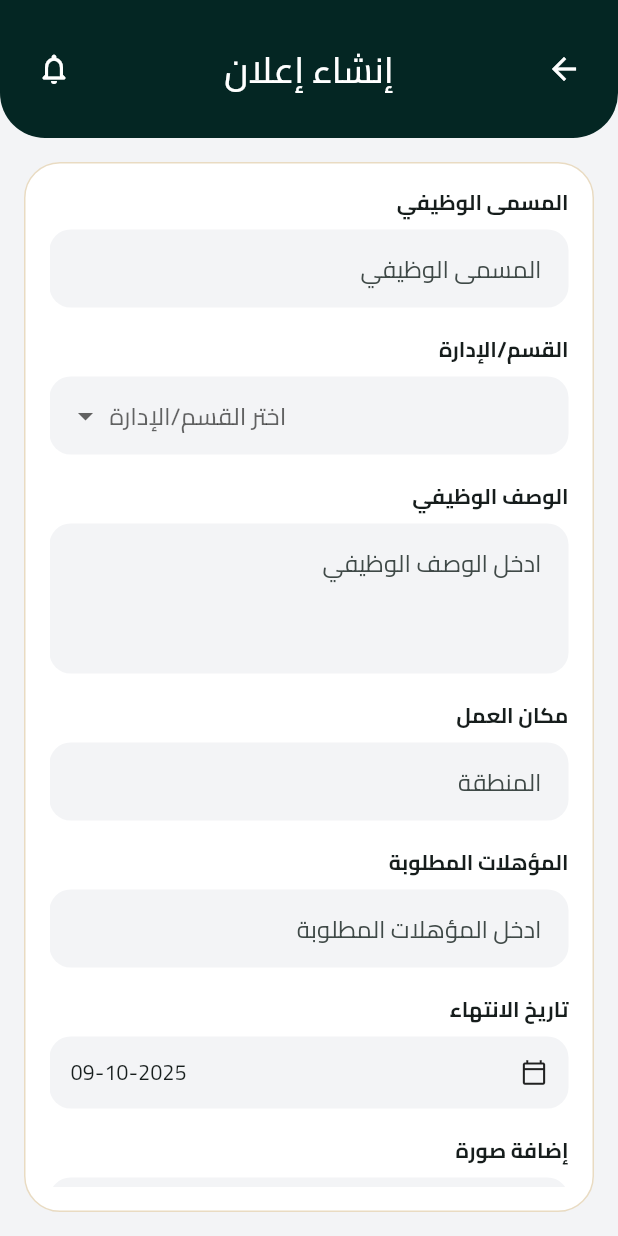
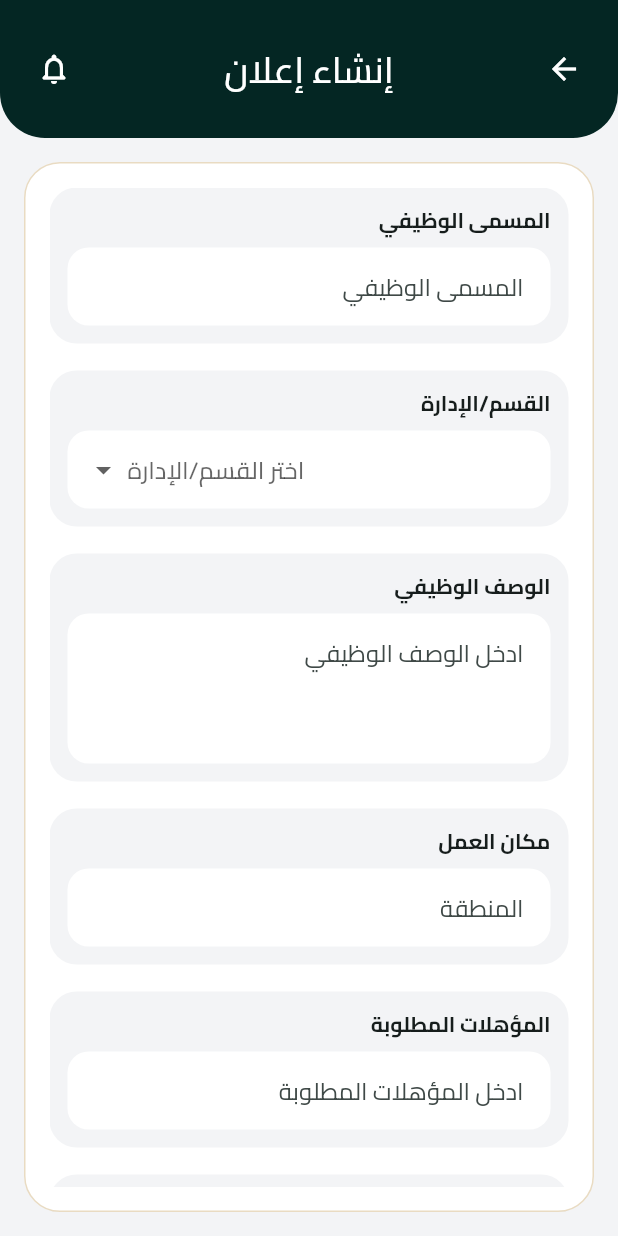
Before and after one commit to Abdullatif-Eida/wazifni_monir, a Flutter app: the screen it shows after launch, item 3 of the bottom bar chosen, after a tap on the "add" icon, on a phone screen of 412 x 824 dp. Run offline on Flutter 3.47's test engine with Material 3 defaults, Android fonts, the phone set to English and light mode, and no system bars; our stand-ins replace flutter_svg.

Commit message:
improve UI

```diff
--- a/lib/screens/create_job_screen.dart
+++ b/lib/screens/create_job_screen.dart
@@ -153,33 +153,31 @@ class _CreateJobScreenState extends State<CreateJobScreen> {
               ),
               const SizedBox(height: 8),
               Row(
+                mainAxisAlignment: MainAxisAlignment.spaceBetween,
                 children: [
-                  Expanded(
-                    child: ElevatedButton(
+                  ElevatedButton(
                     onPressed: () {},
                     style: ElevatedButton.styleFrom(
                       backgroundColor: AppColors.darkGreen,
                       foregroundColor: Colors.white,
-                        padding: const EdgeInsets.symmetric(vertical: 14),
+                      padding: const EdgeInsets.symmetric(
+                          horizontal: 28, vertical: 12),
                       shape: RoundedRectangleBorder(
-                          borderRadius: BorderRadius.circular(16),
+                        borderRadius: BorderRadius.circular(14),
                       ),
                     ),
                     child: const Text('تأكيد'),
                   ),
-                  ),
-                  const SizedBox(width: 12),
-                  Expanded(
-                    child: OutlinedButton(
+                  OutlinedButton(
                     onPressed: () => Navigator.of(context).maybePop(),
                     style: OutlinedButton.styleFrom(
-                        padding: const EdgeInsets.symmetric(vertical: 14),
+                      padding: const EdgeInsets.symmetric(
+                          horizontal: 20, vertical: 12),
                       shape: RoundedRectangleBorder(
-                          borderRadius: BorderRadius.circular(16),
+                        borderRadius: BorderRadius.circular(14),
                       ),
                     ),
                     child: const Text('إلغاء'),
-                    ),
                   ),
                 ],
               ),
@@ -210,7 +208,7 @@ class _CreateJobScreenState extends State<CreateJobScreen> {
     return InputDecoration(
       hintText: hint,
       filled: true,
-      fillColor: AppColors.background,
+      fillColor: Colors.white,
       border: OutlineInputBorder(
         borderRadius: BorderRadius.circular(14),
         borderSide: BorderSide.none,
@@ -229,8 +227,13 @@ class _FieldGroup extends StatelessWidget {
 
   @override
   Widget build(BuildContext context) {
-    return Padding(
-      padding: const EdgeInsets.only(bottom: 18),
+    return Container(
+      margin: const EdgeInsets.only(bottom: 18),
+      padding: const EdgeInsets.all(12),
+      decoration: BoxDecoration(
+        color: AppColors.background,
+        borderRadius: BorderRadius.circular(18),
+      ),
       child: Column(
         crossAxisAlignment: CrossAxisAlignment.start,
         children: [
@@ -263,7 +266,7 @@ class _TextInput extends StatelessWidget {
       decoration: InputDecoration(
         hintText: hint,
         filled: true,
-        fillColor: AppColors.background,
+        fillColor: Colors.white,
         border: OutlineInputBorder(
           borderRadius: BorderRadius.circular(14),
           borderSide: BorderSide.none,
--- a/lib/screens/home_screen.dart
+++ b/lib/screens/home_screen.dart
@@ -89,20 +89,56 @@ class HomeScreen extends StatelessWidget {
                     ),
                   ],
                 ),
+                child: Stack(
+                  children: [
+                    Padding(
+                      padding: const EdgeInsets.only(top: 45),
                       child: Column(
                         crossAxisAlignment: CrossAxisAlignment.start,
                         children: [
+
+                          const Divider(height: 25),
                           Row(
-                      crossAxisAlignment: CrossAxisAlignment.start,
+                            mainAxisSize: MainAxisSize.min,
                             children: [
-                        Expanded(
+                              const Icon(Icons.location_on_outlined,
+                                  size: 14, color: AppColors.textSecondary),
+                              const SizedBox(width: 4),
+                              Text(job.location,
+                                  style: const TextStyle(
+                                      fontSize: 12,
+                                      color: AppColors.textSecondary)),
+                              const _MetaDivider(),
+                              const Icon(Icons.groups_2_outlined,
+                                  size: 14, color: AppColors.gold),
+                              const SizedBox(width: 4),
+                              Text('${job.applicants} متقدمين',
+                                  style: const TextStyle(
+                                      fontSize: 12,
+                                      color: AppColors.textSecondary)),
+                              const _MetaDivider(),
+                              const Icon(Icons.calendar_today_outlined,
+                                  size: 13, color: AppColors.gold),
+                              const SizedBox(width: 4),
+                              Text(job.date,
+                                  style: const TextStyle(
+                                      fontSize: 12,
+                                      color: AppColors.textSecondary)),
+                            ],
+                          ),
+
+                        ],
+                      ),
+                    ),
+                    Padding(
+                      padding: const EdgeInsets.only(left: 82),
                       child: Column(
                         crossAxisAlignment: CrossAxisAlignment.start,
                         children: [
+
                           Text(job.title,
                               style: const TextStyle(
-                                      fontWeight: FontWeight.bold,
-                                      fontSize: 16)),
+                                  fontWeight: FontWeight.bold, fontSize: 16)),
                           const SizedBox(height: 4),
                           Text(job.department,
                               style: const TextStyle(
@@ -111,51 +147,27 @@ class HomeScreen extends StatelessWidget {
                         ],
                       ),
                     ),
-                        const SizedBox(width: 12),
-                        Column(
+                    Positioned(
+                      left: 0,
+                      top: 0,
+                      child: Column(
                         children: [
+                                                                                                  SizedBox(height: 0),
+
                           StatusBadge.job(job.status),
-                            const SizedBox(height: 8),
+                          const SizedBox(height: 6),
                           Container(
-                              width: 72,
-                              height: 72,
+                            width: 50,
+                            height: 50,
                             alignment: Alignment.center,
                             decoration: BoxDecoration(
-                                color: AppColors.gold,
-                                borderRadius: BorderRadius.circular(16),
+                              color: const Color(0xFFB9A77A),
+                              borderRadius: BorderRadius.circular(18),
                             ),
-                              child:
-                                  const Icon(Icons.add, color: Colors.white),
+                            child: const Icon(Icons.add, color: Colors.white),
                           ),
                         ],
                       ),
-                      ],
-                    ),
-                    const Divider(height: 32),
-                    Row(
-                      mainAxisSize: MainAxisSize.min,
-                      children: [
-                        Text(job.location,
-                            style: const TextStyle(
-                                fontSize: 12, color: AppColors.textSecondary)),
-                        const SizedBox(width: 4),
-                        const Icon(Icons.location_on_outlined,
-                            size: 14, color: AppColors.textSecondary),
-                        const SizedBox(width: 12),
-                        Text('${job.applicants} متقدمين',
-                            style: const TextStyle(
-                                fontSize: 12, color: AppColors.textSecondary)),
-                        const SizedBox(width: 4),
-                        const Icon(Icons.groups_2_outlined,
-                            size: 14, color: AppColors.gold),
-                        const SizedBox(width: 12),
-                        Text(job.date,
-                            style: const TextStyle(
-                                fontSize: 12, color: AppColors.textSecondary)),
-                        const SizedBox(width: 4),
-                        const Icon(Icons.calendar_today_outlined,
-                            size: 13, color: AppColors.textSecondary),
-                      ],
                     ),
                   ],
                 ),
@@ -320,6 +332,20 @@ class _WelcomeCard extends StatelessWidget {
   }
 }
 
+class _MetaDivider extends StatelessWidget {
+  const _MetaDivider();
+
+  @override
+  Widget build(BuildContext context) {
+    return Container(
+      width: 1,
+      height: 12,
+      margin: const EdgeInsets.symmetric(horizontal: 8),
+      color: Colors.black26,
+    );
+  }
+}
+
 class _SectionHeader extends StatelessWidget {
   final String title;
   const _SectionHeader({required this.title});
--- a/lib/widgets/job_card.dart
+++ b/lib/widgets/job_card.dart
@@ -74,26 +74,26 @@ class JobCard extends StatelessWidget {
                       spacing: 4,
                       runSpacing: 4,
                       children: [
+                        const Icon(Icons.location_on_outlined,
+                            size: 14, color: AppColors.textSecondary),
                         Text(job.location,
                             style: const TextStyle(
                                 fontSize: 12,
                                 color: AppColors.textSecondary)),
-                        const Icon(Icons.location_on_outlined,
-                            size: 14, color: AppColors.textSecondary),
-                        const SizedBox(width: 8),
+                        const _MetaDivider(),
+                        const Icon(Icons.groups_2_outlined,
+                            size: 14, color: AppColors.gold),
                         Text('${job.applicants} متقدمين',
                             style: const TextStyle(
                                 fontSize: 12,
                                 color: AppColors.textSecondary)),
-                        const Icon(Icons.groups_2_outlined,
-                            size: 14, color: AppColors.gold),
-                        const SizedBox(width: 8),
+                        const _MetaDivider(),
+                        const Icon(Icons.calendar_today_outlined,
+                            size: 13, color: AppColors.gold),
                         Text(job.date,
                             style: const TextStyle(
                                 fontSize: 12,
                                 color: AppColors.textSecondary)),
-                        const Icon(Icons.calendar_today_outlined,
-                            size: 13, color: AppColors.textSecondary),
                       ],
                     ),
                   ],
@@ -169,3 +169,18 @@ class JobCard extends StatelessWidget {
     );
   }
 }
+
+
+class _MetaDivider extends StatelessWidget {
+  const _MetaDivider();
+
+  @override
+  Widget build(BuildContext context) {
+    return Container(
+      width: 1,
+      height: 12,
+      margin: const EdgeInsets.symmetric(horizontal: 4),
+      color: Colors.black26,
+    );
+  }
+}
```
Lines whose indentation alone changed are shown as unchanged.
